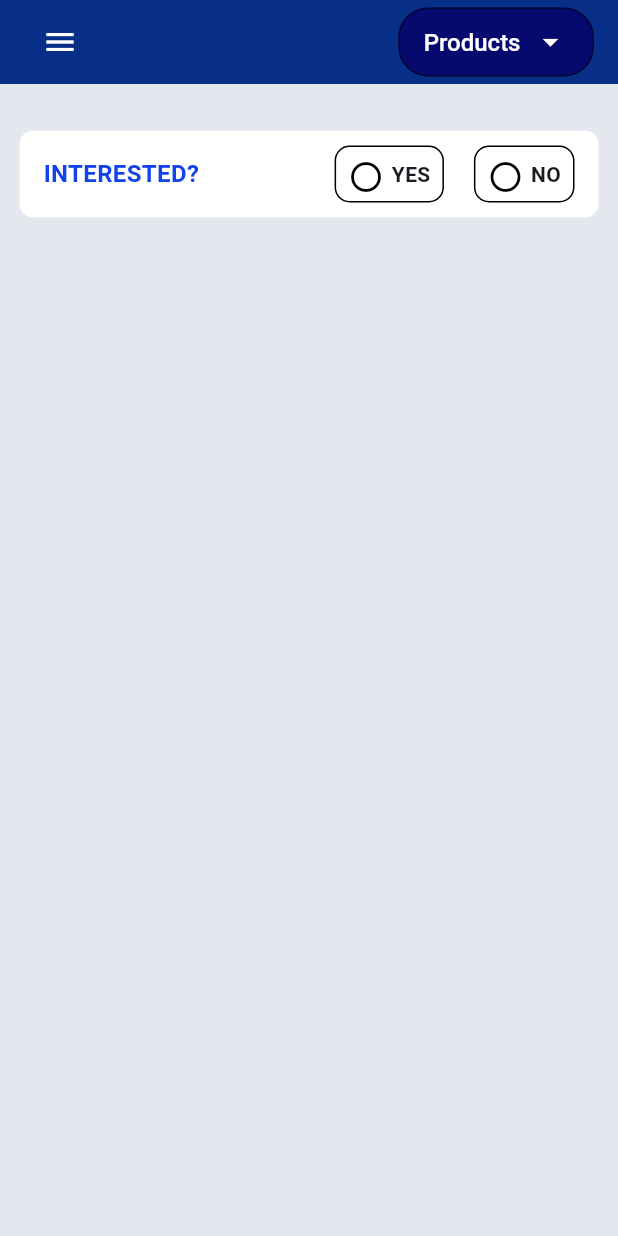
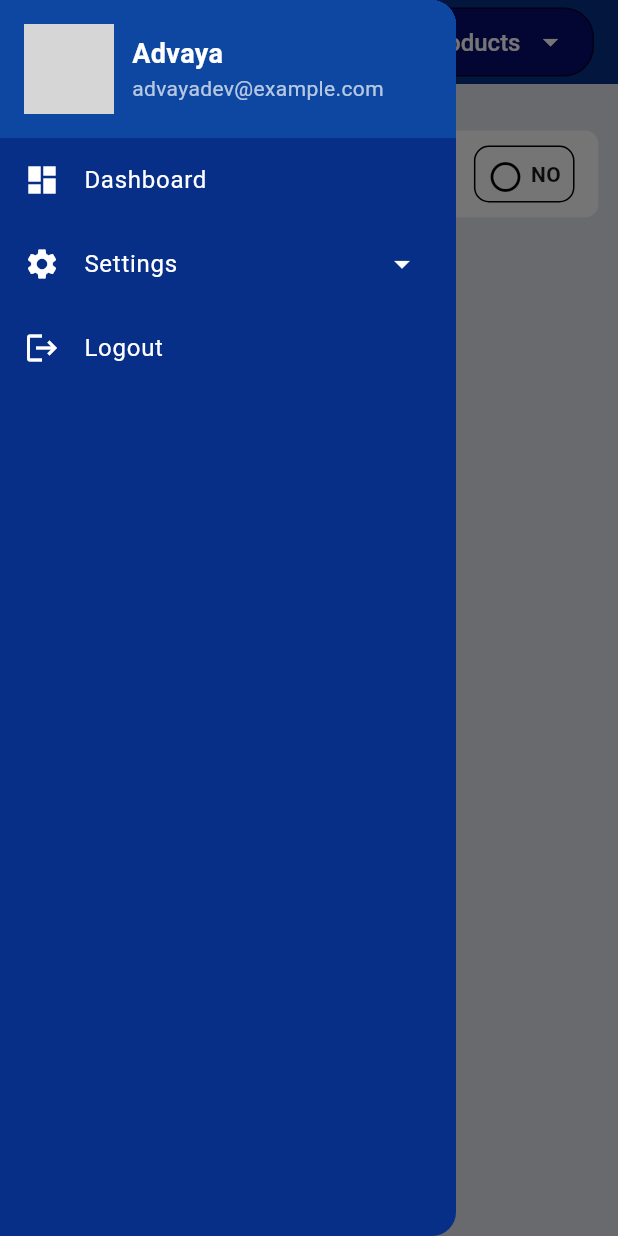
Before and after one commit to digrase008/myPheonix, a Flutter app: the IntrestedLanding screen opened directly, after a tap on the "menu" icon, on a phone screen of 412 x 824 dp. Run offline on Flutter 3.47's test engine with Material 3 defaults, Android fonts, the light colour scheme and no system bars; our stand-ins replace file_picker, image_picker, permission_handler, sqflite; accounts and stored records are empty; grey boxes are pictures that could not be loaded.

Commit message:
added custom drawer, adding respective items in progress

```diff
--- a/lib/FormController/IntrestedLanding.dart
+++ b/lib/FormController/IntrestedLanding.dart
@@ -5,6 +5,7 @@ import 'package:my_pheonix/MyAppBar.dart';
 import 'package:my_pheonix/Utility/CustomerIDStorage.dart';
 import 'package:my_pheonix/Utility/DatabaseHelper.dart';
 import 'package:my_pheonix/Utility/DatabaseManager.dart';
+import 'package:my_pheonix/custom_drawer.dart';
 import 'package:my_pheonix/landing_page.dart';
 import 'package:sqflite/sqlite_api.dart';
 
@@ -38,6 +39,7 @@ class _IntrestedLandingState extends State<IntrestedLanding> {
   Widget build(BuildContext context) {
     return Scaffold(
       appBar: const MyAppBar(),
+      drawer: const CustomDrawer(),
       backgroundColor: AppColors.appGreyColor,
       body: Column(
         crossAxisAlignment: CrossAxisAlignment.stretch,
--- a/lib/MyAppBar.dart
+++ b/lib/MyAppBar.dart
@@ -12,17 +12,21 @@ class MyAppBar extends StatelessWidget implements PreferredSizeWidget {
     return AppBar(
       backgroundColor: const Color(0xFF072F88),
       elevation: 0,
+      automaticallyImplyLeading: false,
       title: Row(
         mainAxisAlignment: MainAxisAlignment.spaceBetween,
         children: [
-          IconButton(
-            icon: const Icon(
-              Icons.menu,
-              color: Colors.white,
+          Builder(
+            // Add Builder to get correct Scaffold context
+            builder: (context) => IconButton(
+              icon: const Icon(
+                Icons.menu,
+                color: Colors.white,
+              ),
+              onPressed: () {
+                Scaffold.of(context).openDrawer(); // Opens drawer
+              },
             ),
-            onPressed: () {
-              // Implement action for the home button here
-            },
           ),
           const CustomDropdownButton(),
         ],
--- /dev/null
+++ b/lib/custom_drawer.dart
@@ -0,0 +1,148 @@
+import 'package:flutter/material.dart';
+
+class CustomDrawer extends StatefulWidget {
+  const CustomDrawer({super.key});
+
+  @override
+  _CustomDrawerState createState() => _CustomDrawerState();
+}
+
+class _CustomDrawerState extends State<CustomDrawer> {
+  Map<String, bool> expandedMenu = {}; // Stores open/closed state of submenus
+
+  @override
+  Widget build(BuildContext context) {
+    return Drawer(
+      backgroundColor: const Color(0xFF072F88), // Blue background
+      child: Column(
+        crossAxisAlignment: CrossAxisAlignment.start,
+        children: [
+          _buildProfileHeader(),
+          Expanded(
+            child: ListView(
+              padding: EdgeInsets.zero,
+              children: [
+                _buildMenuItem(
+                  title: 'Dashboard',
+                  icon: Icons.dashboard,
+                  onTap: () {
+                    Navigator.pop(context); // Close drawer
+                    // Implement navigation
+                  },
+                ),
+                _buildExpandableMenuItem(
+                  title: 'Settings',
+                  icon: Icons.settings,
+                  subMenu: ['Account', 'Privacy', 'Notifications'],
+                ),
+                _buildMenuItem(
+                  title: 'Logout',
+                  icon: Icons.logout,
+                  onTap: () {
+                    Navigator.pop(context); // Close drawer
+                    // Implement logout logic
+                  },
+                ),
+              ],
+            ),
+          ),
+        ],
+      ),
+    );
+  }
+
+  Widget _buildProfileHeader() {
+    return Container(
+      padding: const EdgeInsets.all(16),
+      decoration: BoxDecoration(
+        color: Colors.blue.shade900, // change approprite color properties
+      ),
+      child: Row(
+        children: [
+          const CircleAvatar(
+            radius: 30,
+            backgroundImage: AssetImage(
+                'assets/profile_pic.png'), // Mark location accordingky
+          ),
+          const SizedBox(width: 12),
+          const Column(
+            crossAxisAlignment: CrossAxisAlignment.start,
+            children: [
+              Text(
+                'Advaya',
+                style: TextStyle(
+                    color: Colors.white,
+                    fontSize: 18,
+                    fontWeight: FontWeight.bold),
+              ),
+              Text(
+                'advayadev@example.com',
+                style: TextStyle(color: Colors.white70, fontSize: 14),
+              ),
+            ],
+          ),
+        ],
+      ),
+    );
+  }
+
+  Widget _buildMenuItem(
+      {required String title,
+      required IconData icon,
+      required Function() onTap}) {
+    return ListTile(
+      leading: Icon(icon, color: Colors.white),
+      title: Text(
+        title,
+        style: const TextStyle(color: Colors.white, fontSize: 16),
+      ),
+      onTap: onTap,
+    );
+  }
+
+  Widget _buildExpandableMenuItem(
+      {required String title,
+      required IconData icon,
+      required List<String> subMenu}) {
+    bool isExpanded = expandedMenu[title] ?? false;
+
+    return Column(
+      children: [
+        ListTile(
+          leading: Icon(icon, color: Colors.white),
+          title: Text(
+            title,
+            style: const TextStyle(color: Colors.white, fontSize: 16),
+          ),
+          trailing: Icon(
+            isExpanded ? Icons.arrow_drop_up : Icons.arrow_drop_down,
+            color: Colors.white,
+          ),
+          onTap: () {
+            setState(() {
+              expandedMenu[title] = !isExpanded;
+            });
+          },
+        ),
+        if (isExpanded)
+          Column(
+            children: subMenu
+                .map(
+                  (item) => Padding(
+                    padding: const EdgeInsets.only(left: 40),
+                    child: _buildMenuItem(
+                      title: item,
+                      icon: Icons.circle, // Small icon for submenus
+                      onTap: () {
+                        Navigator.pop(context);
+                        // Implement submenu action
+                      },
+                    ),
+                  ),
+                )
+                .toList(),
+          ),
+      ],
+    );
+  }
+}
--- a/lib/landing_page.dart
+++ b/lib/landing_page.dart
@@ -1,5 +1,6 @@
 import 'package:flutter/material.dart';
 import 'package:my_pheonix/MyAppBar.dart';
+import 'package:my_pheonix/custom_drawer.dart';
 import 'SecondRowContent.dart';
 // import 'Utility/AppColor.dart';
 
@@ -103,6 +104,7 @@ class _LandingPageState extends State<LandingPage> {
     return MaterialApp(
       home: Scaffold(
         appBar: const MyAppBar(),
+        drawer: const CustomDrawer(),
         body: Column(
           children: [
             // Your other widgets here...
```
